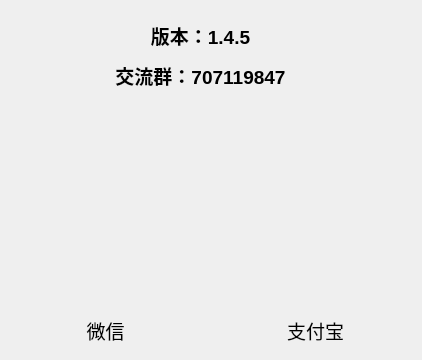
This is aboutdialog.ui in magicdmer/EasyNote as Qt 5 draws it before an edit. The edited form follows.
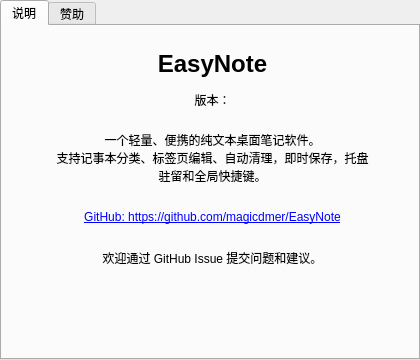
This is the edited form. Icons and pictures are not drawn.

Commit message:
feat: 新增笔记分组管理，优化多平台适配与功能完善
- 新增树形文件列表控件，支持笔记分组与拖拽移动笔记
- 新增全局快捷键支持，适配UOS系统的快捷键注册逻辑
- 新增工具类统一处理路径、回收站与系统检测相关逻辑
- 修复查找替换功能bug，添加搜索无结果的错误提示
- 重构笔记组件支持分组属性，调整笔记存储路径结构
- 更新应用版本至1.5.1，修正版权年份为2026
- 新增可选捐赠页面，通过sponsor编译配置启用，将支付相关资源移至独立qrc文件
- 修复代码编辑器非激活状态下的配色显示问题
- 修复中文文件读取乱码与配置文件存储路径问题
- 优化UI布局与多平台适配逻辑
- 更新项目文档与相关资源

```diff
--- a/aboutdialog.ui
+++ b/aboutdialog.ui
@@ -6,7 +6,7 @@
    <rect>
     <x>0</x>
     <y>0</y>
-    <width>422</width>
+    <width>420</width>
     <height>360</height>
    </rect>
   </property>
@@ -16,69 +16,166 @@
     <verstretch>0</verstretch>
    </sizepolicy>
   </property>
+  <property name="minimumSize">
+   <size>
+    <width>420</width>
+    <height>360</height>
+   </size>
+  </property>
+  <property name="maximumSize">
+   <size>
+    <width>420</width>
+    <height>360</height>
+   </size>
+  </property>
   <property name="windowTitle">
    <string>关于</string>
   </property>
-  <widget class="QLabel" name="label">
+  <widget class="QTabWidget" name="tabWidget">
    <property name="geometry">
     <rect>
-     <x>50</x>
+     <x>0</x>
+     <y>0</y>
+     <width>420</width>
+     <height>360</height>
+    </rect>
+   </property>
+   <property name="currentIndex">
+    <number>0</number>
+   </property>
+   <widget class="QWidget" name="tabInfo">
+    <attribute name="title">
+     <string>说明</string>
+    </attribute>
+    <widget class="QLabel" name="labelTitle">
+     <property name="geometry">
+      <rect>
+       <x>40</x>
      <y>20</y>
-     <width>301</width>
-     <height>31</height>
+       <width>341</width>
+       <height>36</height>
     </rect>
    </property>
    <property name="font">
     <font>
-     <pointsize>14</pointsize>
-     <weight>75</weight>
+       <pointsize>18</pointsize>
      <bold>true</bold>
     </font>
    </property>
    <property name="text">
-    <string>版本：1.4.5</string>
+      <string>EasyNote</string>
    </property>
    <property name="alignment">
     <set>Qt::AlignCenter</set>
    </property>
   </widget>
-  <widget class="QLabel" name="label_2">
+    <widget class="QLabel" name="labelVersion">
    <property name="geometry">
     <rect>
-     <x>10</x>
-     <y>120</y>
-     <width>190</width>
-     <height>190</height>
-    </rect>
-   </property>
-   <property name="styleSheet">
-    <string notr="true">border-image: url(:/images/weixin.png);</string>
-   </property>
+       <x>40</x>
+       <y>60</y>
+       <width>341</width>
+       <height>28</height>
+      </rect>
+     </property>
+     <property name="text">
+      <string>版本：</string>
+     </property>
+     <property name="alignment">
+      <set>Qt::AlignCenter</set>
+     </property>
+    </widget>
+    <widget class="QLabel" name="labelDesc">
+     <property name="geometry">
+      <rect>
+       <x>50</x>
+       <y>100</y>
+       <width>321</width>
+       <height>64</height>
+      </rect>
+     </property>
    <property name="text">
-    <string/>
-   </property>
-   <property name="pixmap">
-    <pixmap>:/image/weixin.png</pixmap>
-   </property>
-   <property name="scaledContents">
+      <string>一个轻量、便携的纯文本桌面笔记软件。
+支持记事本分类、标签页编辑、自动清理，即时保存，托盘驻留和全局快捷键。</string>
+     </property>
+     <property name="alignment">
+      <set>Qt::AlignCenter</set>
+     </property>
+     <property name="wordWrap">
     <bool>true</bool>
    </property>
   </widget>
-  <widget class="QLabel" name="label_3">
+    <widget class="QLabel" name="labelHomepage">
    <property name="geometry">
     <rect>
-     <x>220</x>
-     <y>120</y>
+       <x>40</x>
+       <y>176</y>
+       <width>341</width>
+       <height>30</height>
+      </rect>
+     </property>
+     <property name="text">
+      <string>&lt;a href=&quot;https://github.com/magicdmer/EasyNote&quot;&gt;GitHub: https://github.com/magicdmer/EasyNote&lt;/a&gt;</string>
+     </property>
+     <property name="textFormat">
+      <enum>Qt::RichText</enum>
+     </property>
+     <property name="alignment">
+      <set>Qt::AlignCenter</set>
+     </property>
+     <property name="openExternalLinks">
+      <bool>true</bool>
+     </property>
+     <property name="textInteractionFlags">
+      <set>Qt::LinksAccessibleByKeyboard|Qt::LinksAccessibleByMouse</set>
+     </property>
+    </widget>
+    <widget class="QLabel" name="labelLicense">
+     <property name="geometry">
+      <rect>
+       <x>40</x>
+       <y>220</y>
+       <width>341</width>
+       <height>24</height>
+      </rect>
+     </property>
+     <property name="text">
+      <string>欢迎通过 GitHub Issue 提交问题和建议。</string>
+     </property>
+     <property name="alignment">
+      <set>Qt::AlignCenter</set>
+     </property>
+    </widget>
+   </widget>
+   <widget class="QWidget" name="tabSponsor">
+    <attribute name="title">
+     <string>赞助</string>
+    </attribute>
+    <widget class="QLabel" name="labelWeixinQr">
+     <property name="geometry">
+      <rect>
+       <x>12</x>
+       <y>52</y>
      <width>190</width>
      <height>190</height>
     </rect>
    </property>
-   <property name="styleSheet">
-    <string notr="true">border-image: url(:/images/zhifubao.jpg);</string>
-   </property>
-   <property name="text">
-    <string/>
-   </property>
+     <property name="pixmap">
+      <pixmap resource="sponsor.qrc">:/images/weixin.png</pixmap>
+     </property>
+     <property name="scaledContents">
+      <bool>true</bool>
+     </property>
+    </widget>
+    <widget class="QLabel" name="labelAlipayQr">
+     <property name="geometry">
+      <rect>
+       <x>222</x>
+       <y>52</y>
+       <width>190</width>
+       <height>190</height>
+      </rect>
+     </property>
    <property name="pixmap">
     <pixmap>:/image/zhifubao.jpg</pixmap>
    </property>
@@ -86,13 +183,13 @@
     <bool>true</bool>
    </property>
   </widget>
-  <widget class="QLabel" name="label_4">
+    <widget class="QLabel" name="labelWeixin">
    <property name="geometry">
     <rect>
-     <x>70</x>
-     <y>320</y>
-     <width>71</width>
-     <height>21</height>
+       <x>12</x>
+       <y>254</y>
+       <width>190</width>
+       <height>30</height>
     </rect>
    </property>
    <property name="font">
@@ -107,13 +204,13 @@
     <set>Qt::AlignCenter</set>
    </property>
   </widget>
-  <widget class="QLabel" name="label_5">
+    <widget class="QLabel" name="labelAlipay">
    <property name="geometry">
     <rect>
-     <x>280</x>
-     <y>320</y>
-     <width>71</width>
-     <height>21</height>
+       <x>222</x>
+       <y>254</y>
+       <width>190</width>
+       <height>30</height>
     </rect>
    </property>
    <property name="font">
@@ -128,33 +225,11 @@
     <set>Qt::AlignCenter</set>
    </property>
   </widget>
-  <widget class="QLabel" name="label_6">
-   <property name="geometry">
-    <rect>
-     <x>50</x>
-     <y>60</y>
-     <width>301</width>
-     <height>31</height>
-    </rect>
-   </property>
-   <property name="font">
-    <font>
-     <pointsize>14</pointsize>
-     <weight>75</weight>
-     <bold>true</bold>
-    </font>
-   </property>
-   <property name="frameShape">
-    <enum>QFrame::NoFrame</enum>
-   </property>
-   <property name="text">
-    <string>交流群：707119847</string>
-   </property>
-   <property name="alignment">
-    <set>Qt::AlignCenter</set>
-   </property>
-  </widget>
- </widget>
- <resources/>
+   </widget>
+  </widget>
+ </widget>
+ <resources>
+  <include location="sponsor.qrc"/>
+ </resources>
  <connections/>
 </ui>
```
Left out of the diff: 2 changed lines with no effect on the pictures. Lines whose indentation alone changed are shown as unchanged. The commit also changes 32 other files.
